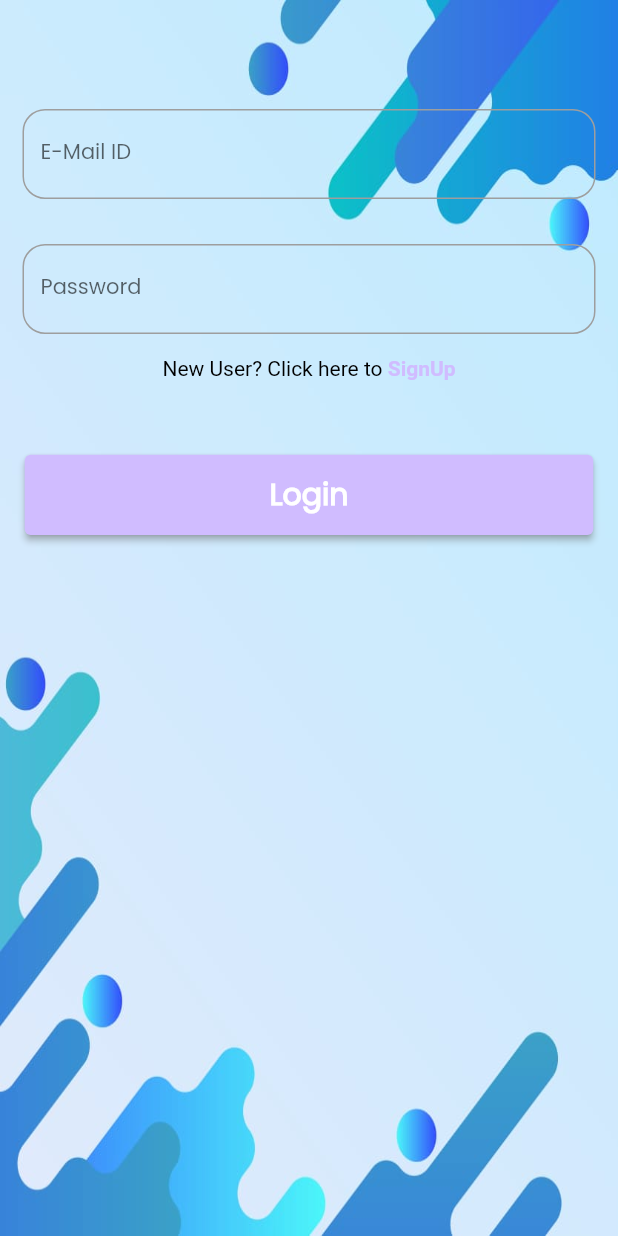
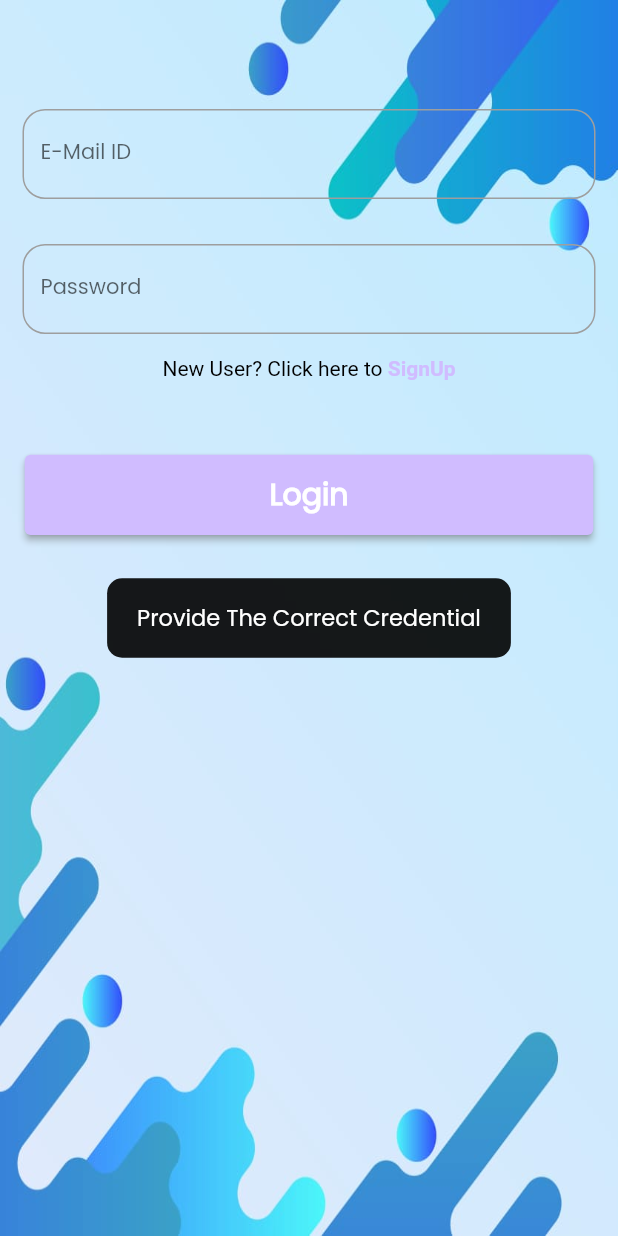
Before and after one commit to ChandanGupta31/ai, a Flutter app: the screen it shows after launch, after a tap on "Login", on a phone screen of 412 x 824 dp. Run offline on Flutter 3.47's test engine with Material 2 defaults, Android fonts, the phone set to English and light mode, and no system bars; our stand-ins replace firebase_auth, firebase_core, flutter_easyloading; accounts and stored records are empty.

Commit message:
SignUp and Login  Completed

```diff
--- a/lib/main.dart
+++ b/lib/main.dart
@@ -17,8 +17,10 @@ import 'package:ai/screens/sign_up.dart';
 import 'package:ai/screens/text_similarity.dart';
 import 'package:ai/screens/thesaurus.dart';
 import 'package:ai/screens/validate_phone.dart';
+import 'package:ai/services/easyloading.dart';
 import 'package:ai/services/firebase.dart';
 import 'package:flutter/material.dart';
+import 'package:flutter_easyloading/flutter_easyloading.dart';
 
 void main() {
 
@@ -28,8 +30,8 @@ void main() {
     initialRoute: 'login',
 
     routes: {
+      'login' : (context) => Login(),
       'signup' : (context) => SignUp(),
-      'login' : (context) => Login(),
       'home' : (context) => Home(),
       'image_to_text' : (context) => ImageToText(),
       'random_image' : (context) => RandomImage(),
@@ -53,7 +55,10 @@ void main() {
       fontFamily: 'Poppins',
       primaryColor: Color(0xFFD0BCFF),
     ),
+
+    builder: EasyLoading.init(),
   ));
 
   FirebaseService.initialize();
+  EasyLoadingServices.initialize();
 }
--- a/lib/screens/login.dart
+++ b/lib/screens/login.dart
@@ -1,12 +1,14 @@
+import 'package:firebase_auth/firebase_auth.dart';
 import 'package:flutter/gestures.dart';
 import 'package:flutter/material.dart';
+import 'package:flutter_easyloading/flutter_easyloading.dart';
 
 import 'home.dart';
 
 class Login extends StatelessWidget {
   Login({super.key});
 
-  var email = TextEditingController();
+  var emailID = TextEditingController();
   var password = TextEditingController();
 
   @override
@@ -16,8 +18,32 @@ class Login extends StatelessWidget {
       Navigator.pushNamed(context, 'signup');
     }
 
-    void login(){
-
+    void login() async {
+      if(emailID.text.isNotEmpty && password.text.isNotEmpty){
+        var email = emailID.text.toString();
+        var pass = password.text.toString();
+        EasyLoading.show(
+          status: 'Signing ...',
+        );
+        await FirebaseAuth.instance.signInWithEmailAndPassword(email: email, password: pass).then((value) => {
+          EasyLoading.dismiss(),
+          Navigator.pushNamed(context, 'home')
+        }).onError((error, stackTrace) => {
+          EasyLoading.dismiss(),
+          EasyLoading.showToast(
+            error.toString(),
+            duration: Duration(seconds: 2),
+            toastPosition: EasyLoadingToastPosition.center,
+          )
+        });
+      }
+      else{
+        EasyLoading.showToast(
+          'Provide The Correct Credential',
+          duration: Duration(seconds: 2),
+          toastPosition: EasyLoadingToastPosition.center,
+        );
+      }
     }
 
     return Scaffold(
@@ -36,8 +62,8 @@ class Login extends StatelessWidget {
               Padding(
                 padding: EdgeInsets.all(15),
                 child: TextField(
-                  controller: email,
-                  keyboardType: TextInputType.visiblePassword,
+                  controller: emailID,
+                  keyboardType: TextInputType.emailAddress,
                   decoration: InputDecoration(
                     label: Text('E-Mail ID'),
                     focusedBorder: OutlineInputBorder(
@@ -65,6 +91,7 @@ class Login extends StatelessWidget {
                 padding: EdgeInsets.all(15),
                 child: TextField(
                   controller: password,
+                  obscureText: true,
                   keyboardType: TextInputType.visiblePassword,
                   decoration: InputDecoration(
                     label: Text('Password'),
--- /dev/null
+++ b/lib/services/easyloading.dart
@@ -0,0 +1,22 @@
+import 'package:flutter/material.dart';
+import 'package:flutter_easyloading/flutter_easyloading.dart';
+
+class EasyLoadingServices{
+
+  static void initialize(){
+    EasyLoading.instance
+      ..displayDuration = const Duration(milliseconds: 2000)
+      ..indicatorType = EasyLoadingIndicatorType.wave
+      ..loadingStyle = EasyLoadingStyle.dark
+      ..indicatorSize = 40
+      ..radius = 10
+      ..progressColor = Colors.yellow
+      ..backgroundColor = Colors.green
+      ..indicatorColor = Colors.yellow
+      ..textColor = Colors.yellow
+      ..maskColor = Colors.blue.withOpacity(0.5)
+      ..userInteractions = false
+      ..dismissOnTap = false;
+  }
+
+}
--- a/pubspec.yaml
+++ b/pubspec.yaml
@@ -37,6 +37,7 @@ dependencies:
   cupertino_icons: ^1.0.2
   firebase_core: ^2.15.0
   firebase_auth: ^4.7.2
+  flutter_easyloading: ^3.0.5
 
 dev_dependencies:
   flutter_test:
```
Also changed, not shown: lib/screens/sign_up.dart (+32 -4 lines), pubspec.lock.
